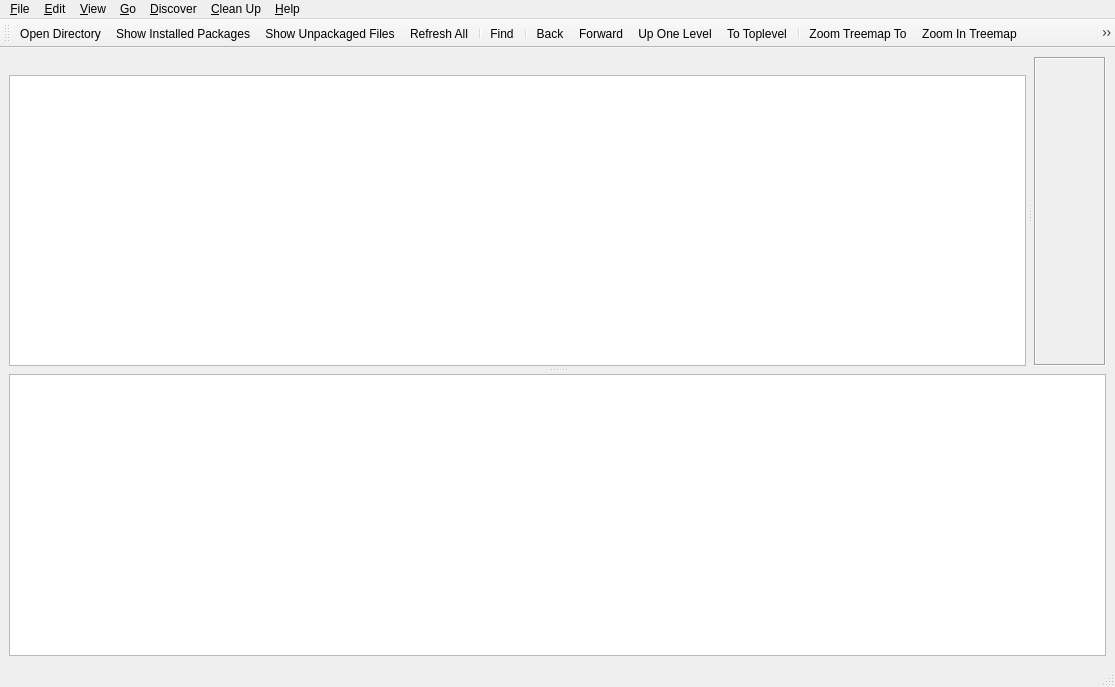
Qt form src/main-window.ui (Lithopsian/qt6dirstat) before a commit.
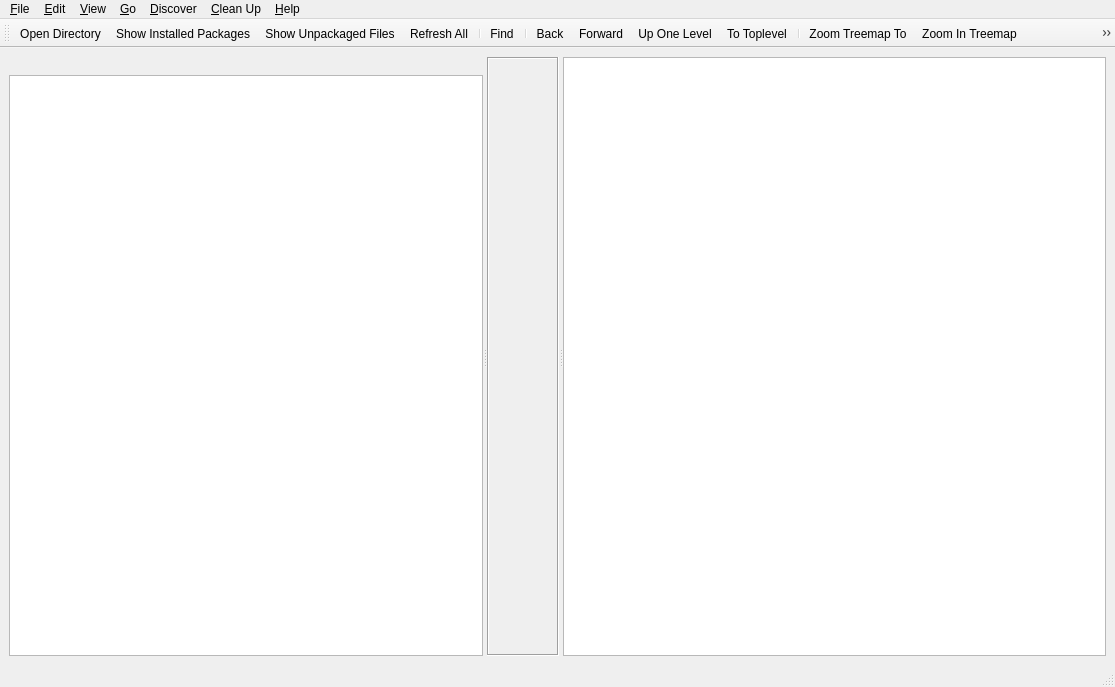
The same form after that commit. Icons and pictures are not drawn. Custom widgets are drawn as their Qt base class.

Commit message:
Bring the treemap layout with the L1/L2/L3 regime
Make the treemap on side layout actually work and add the action to the View menu.
Make the details panel splitter always have the opposite orientation to the main splitter; it makes no sense to try and squeeze it between the two trees even on a widescreen monitor.
Make the show treemap and treemap on side settings per Layout and add the actions to the main window background context menu.

Patch:
```diff
--- a/src/main-window.ui
+++ b/src/main-window.ui
@@ -20,18 +20,12 @@
     <item>
      <widget class="QSplitter" name="mainWinSplitter">
       <property name="orientation">
-       <enum>Qt::Vertical</enum>
-      </property>
-      <property name="handleWidth">
-       <number>8</number>
+       <enum>Qt::Horizontal</enum>
       </property>
       <widget class="QSplitter" name="topViewsSplitter">
        <property name="orientation">
         <enum>Qt::Horizontal</enum>
        </property>
-       <property name="handleWidth">
-        <number>8</number>
-       </property>
        <widget class="QWidget" name="treeViewContainer" native="true">
         <layout class="QVBoxLayout" name="verticalLayout_3" stretch="1,0">
          <property name="spacing">
@@ -124,7 +118,7 @@
            <x>0</x>
            <y>0</y>
            <width>79</width>
-           <height>302</height>
+           <height>587</height>
           </rect>
          </property>
         </widget>
```
Left out of the diff: 11 changed lines with no effect on the pictures. The commit also changes 7 other files.
